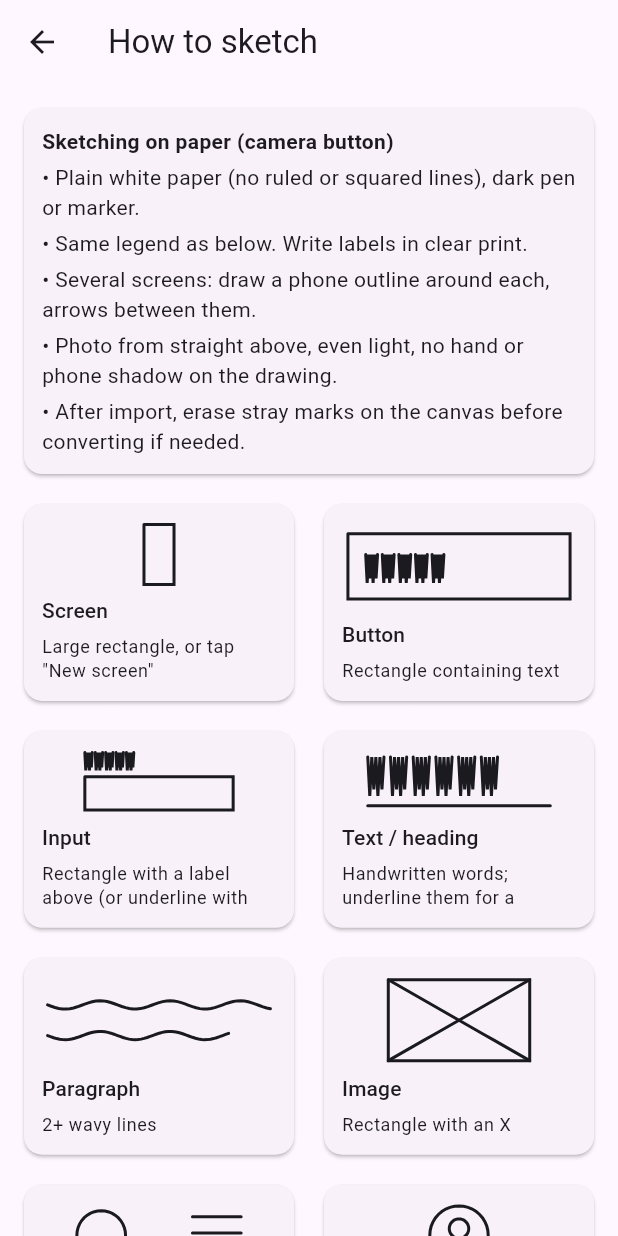
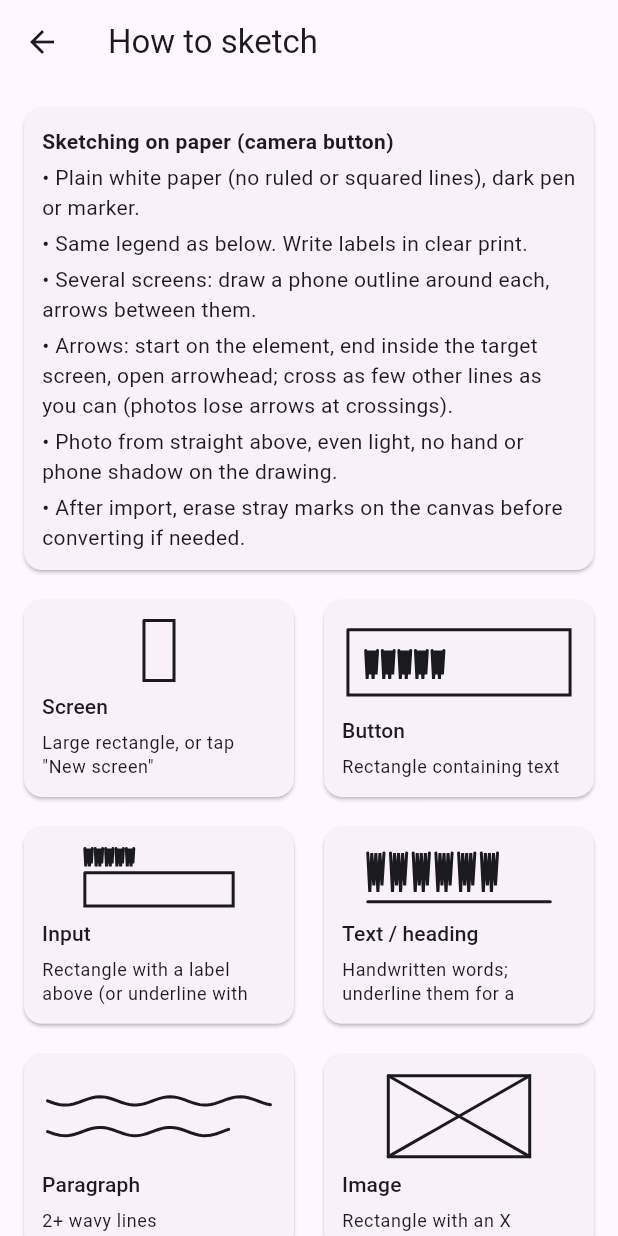
Before and after one commit to Akshit-afk-dot/sketch2app, a Flutter app: the CheatSheetPage screen opened directly, on a phone screen of 412 x 824 dp. Run offline on Flutter 3.47's test engine with Material 3 defaults, Android fonts, the phone set to English and light mode, and no system bars; our stand-ins replace image_picker, share_plus, shared_preferences; missing offline and left inert: ${options.packageName}, flutter_edge_ai, flutter_edge_ai_litertlm, flutter_onnxruntime, google_mlkit_digital_ink_recognition, google_mlkit_text_recognition; accounts and stored records are empty.

Commit message:
Cheat sheet: how to draw arrows that survive a photo
Co-Authored-By: Claude Opus 5.5 <noreply@anthropic.com>

```diff
--- a/app/lib/ui/cheat_sheet_page.dart
+++ b/app/lib/ui/cheat_sheet_page.dart
@@ -157,6 +157,10 @@ class _PaperTips extends StatelessWidget {
             '• Several screens: draw a phone outline around each, arrows between them.',
           ),
           Text(
+            '• Arrows: start on the element, end inside the target screen, open arrowhead; '
+            'cross as few other lines as you can (photos lose arrows at crossings).',
+          ),
+          Text(
             '• Photo from straight above, even light, no hand or phone shadow on the drawing.',
           ),
           Text(
```
